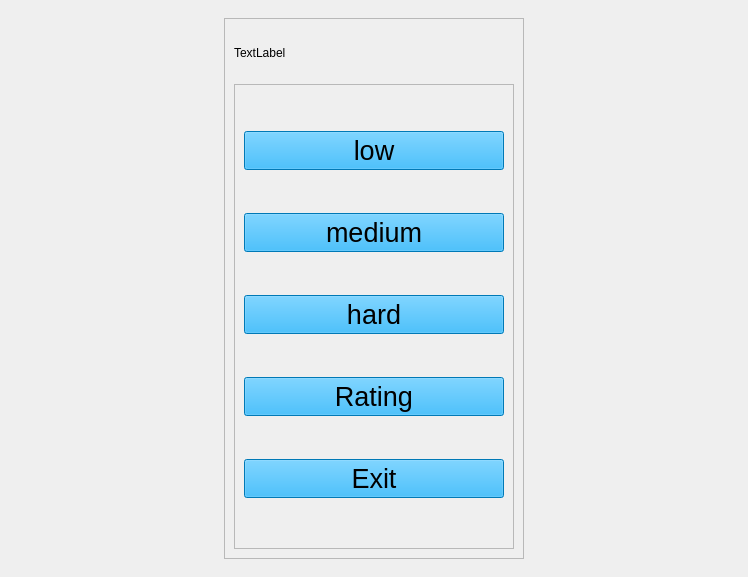
The window that ui/window.ui (olesia-kuzina/PyGame_project) describes before a commit, drawn with Qt 5.
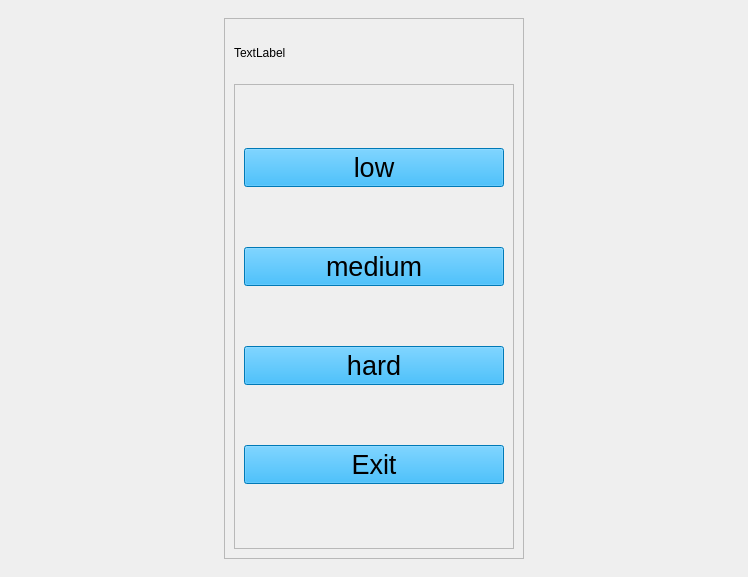
The same window after the commit. The open tabs and pages were chosen to show the change.

Patch:
```diff
--- a/ui/window.ui
+++ b/ui/window.ui
@@ -140,28 +140,6 @@
                 </property>
                </widget>
               </item>
-              <item>
-               <widget class="QPushButton" name="pushButton_7">
-                <property name="minimumSize">
-                 <size>
-                  <width>250</width>
-                  <height>0</height>
-                 </size>
-                </property>
-                <property name="font">
-                 <font>
-                  <family>MS Shell Dlg 2</family>
-                  <pointsize>20</pointsize>
-                  <weight>50</weight>
-                  <italic>false</italic>
-                  <bold>false</bold>
-                 </font>
-                </property>
-                <property name="text">
-                 <string>Rating</string>
-                </property>
-               </widget>
-              </item>
               <item>
                <widget class="QPushButton" name="btnExit">
                 <property name="minimumSize">
```
Left out of the diff: 2 changed lines with no effect on the pictures.
